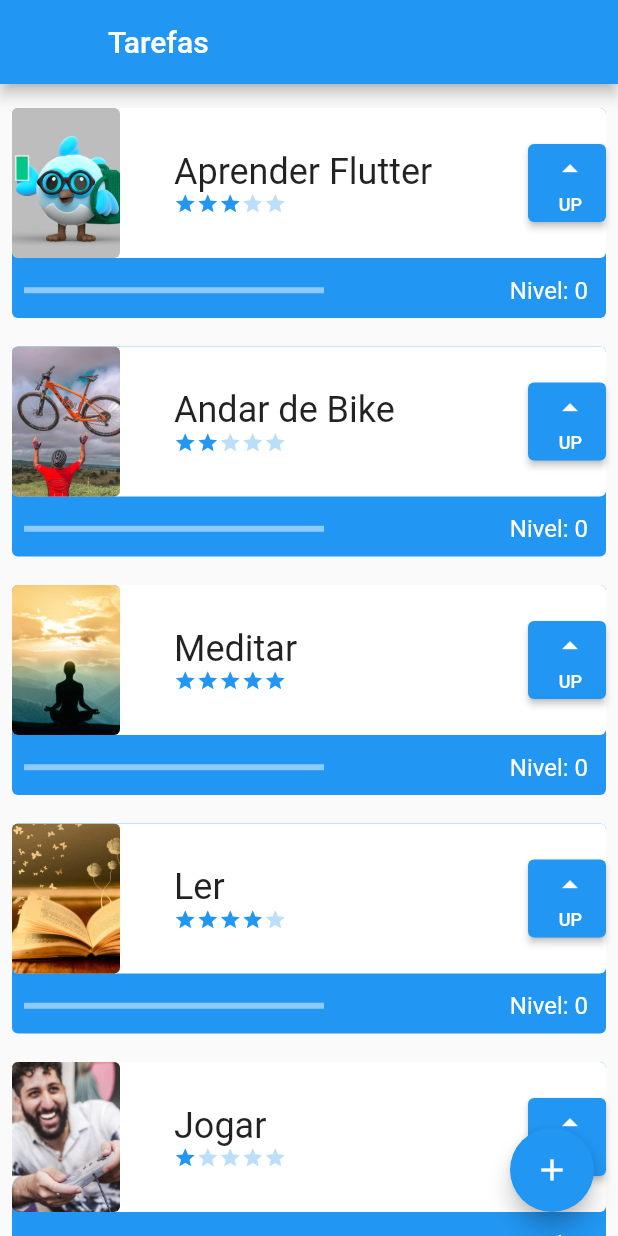
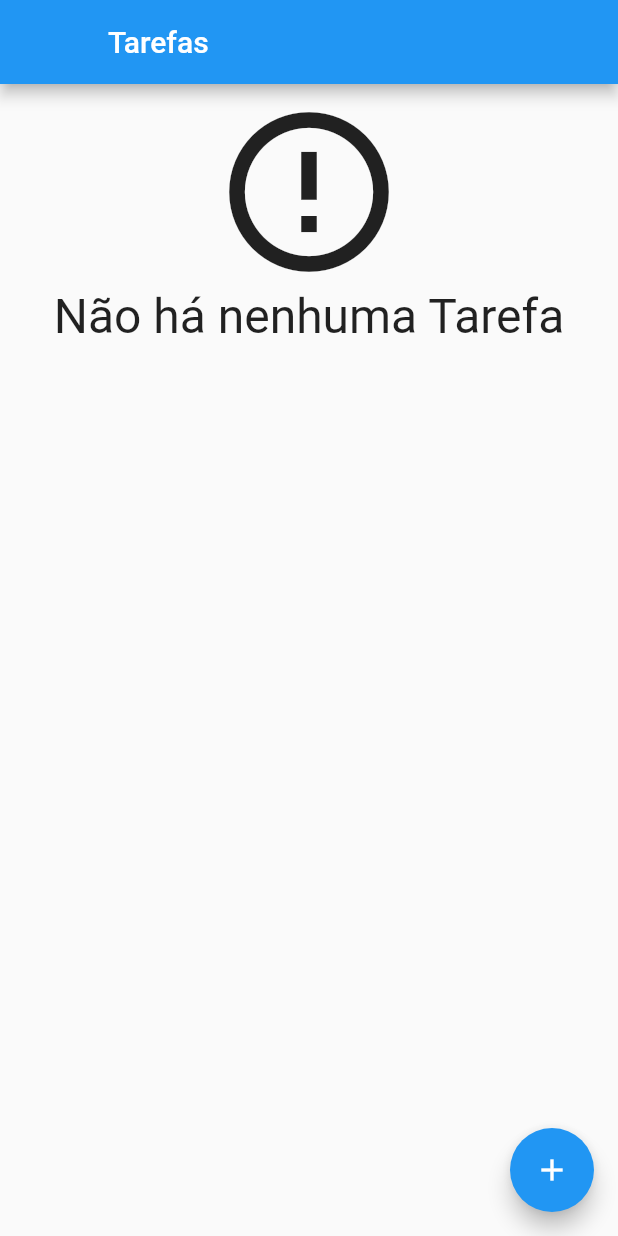
Before and after one commit to cesarbrunoms/alura_exercicios, a Flutter app: the screen it shows after launch, on a phone screen of 412 x 824 dp. Run offline on Flutter 3.47's test engine with Material 2 defaults, Android fonts, the phone set to English and light mode, and no system bars; our stand-ins replace sqflite; accounts and stored records are empty.

Commit message:
commit 2

```diff
--- a/lib/components/task.dart
+++ b/lib/components/task.dart
@@ -97,10 +97,10 @@ class _TaskState extends State<Task> {
                             });
                             // print(nivel);
                           },
-                          child: Column(
+                          child: const Column(
                             mainAxisAlignment: MainAxisAlignment.spaceEvenly,
                             crossAxisAlignment: CrossAxisAlignment.end,
-                            children: const [
+                            children: [
                               Icon(Icons.arrow_drop_up),
                               Text(
                                 'UP',
--- a/lib/data/task_dao.dart
+++ b/lib/data/task_dao.dart
@@ -14,7 +14,32 @@ class TaskDao {
   static const String _difficulty = 'difficulty';
   static const String _image = 'image';
 
-  save(Task tarefa) async {}
+  save(Task tarefa) async {
+    print('iniciando o save: ');
+    final Database bancoDeDados = await getDatabase();
+    var itemExists = await find(tarefa.nome);
+    Map<String, dynamic> taskMap = toMap(tarefa);
+    if (itemExists.isEmpty) {
+      print('a tarefa nao existia');
+      return await bancoDeDados.insert(_tablename, taskMap);
+    } else {
+      print('a tarefa já existia!');
+      return await bancoDeDados.update(_tablename, taskMap,
+          where: '$_name = ?', whereArgs: [tarefa.nome]);
+    }
+  }
+
+  // transforma uma tarefa em um mapa
+  Map<String, dynamic> toMap(Task tarefa) {
+    print('Convertendo tarefa em Map:');
+    final Map<String, dynamic> mapaDeTarefas = {};
+    mapaDeTarefas[_name] = tarefa.nome;
+    mapaDeTarefas[_difficulty] = tarefa.dificuldade;
+    mapaDeTarefas[_image] = tarefa.foto;
+    print('Mapa de Tarefas: $mapaDeTarefas');
+    return mapaDeTarefas;
+  }
+
   Future<List<Task>> findAll() async {
     print('Acessando o findAll: ');
     final Database bancoDeDados = await getDatabase();
@@ -47,5 +72,13 @@ class TaskDao {
     return toList(result);
   }
 
-  delete(String nomeDaTarefa) async {}
+  delete(String nomeDaTarefa) async {
+    print('Deletando tarefa: $nomeDaTarefa');
+    final Database bancoDeDados = await getDatabase();
+    return bancoDeDados.delete(
+      _tablename,
+      where: '$_name = ?',
+      whereArgs: [nomeDaTarefa],
+    );
+  }
 }
--- a/lib/screens/initial_screen.dart
+++ b/lib/screens/initial_screen.dart
@@ -1,6 +1,6 @@
 import 'package:flutter/material.dart';
 import 'package:nosso_primeiro_projeto/components/task.dart';
-import 'package:nosso_primeiro_projeto/data/task_inherited.dart';
+import 'package:nosso_primeiro_projeto/data/task_dao.dart';
 import 'package:nosso_primeiro_projeto/screens/form_screen.dart';
 
 class InitialScreen extends StatefulWidget {
@@ -18,9 +18,72 @@ class _InitialScreenState extends State<InitialScreen> {
         leading: Container(),
         title: const Text('Tarefas'),
       ),
-      body: ListView(
-        children: TaskInherited.of(context).taskList,
-        padding: EdgeInsets.only(top: 8, bottom: 70),
+      body: Padding(
+        padding: const EdgeInsets.only(top: 8, bottom: 70),
+        child: FutureBuilder<List<Task>>(
+          future: TaskDao().findAll(),
+          builder: (context, snapshot) {
+            List<Task>? items = snapshot.data;
+            switch (snapshot.connectionState) {
+              case ConnectionState.none:
+                return Center(
+                  child: Column(
+                    children: [
+                      CircularProgressIndicator(),
+                      Text('Carregando'),
+                    ],
+                  ),
+                );
+                break;
+              case ConnectionState.waiting:
+                return Center(
+                  child: Column(
+                    children: [
+                      CircularProgressIndicator(),
+                      Text('Carregando'),
+                    ],
+                  ),
+                );
+                break;
+              case ConnectionState.active:
+                return Center(
+                  child: Column(
+                    children: [
+                      CircularProgressIndicator(),
+                      Text('Carregando'),
+                    ],
+                  ),
+                );
+                break;
+              case ConnectionState.done:
+                if (snapshot.hasData && items != null) {
+                  if (items.isNotEmpty) {
+                    return ListView.builder(
+                      itemCount: items.length,
+                      itemBuilder: (BuildContext context, int index) {
+                        final Task tarefa = items[index];
+                        return tarefa;
+                      },
+                    );
+                  }
+                  return Center(
+                    child: Column(
+                      children: [
+                        Icon(Icons.error_outline, size: 128),
+                        Text(
+                          'Não há nenhuma Tarefa',
+                          style: TextStyle(fontSize: 32),
+                        ),
+                      ],
+                    ),
+                  );
+                }
+                return Text('Erro ao carregar Tarefas ');
+                break;
+            }
+            return Text('Erro desconhecido');
+          },
+        ),
       ),
       floatingActionButton: FloatingActionButton(
         onPressed: () {
```
Also changed, not shown: lib/screens/form_screen.dart (+4 -4 lines), pubspec.lock, 1 other file.
